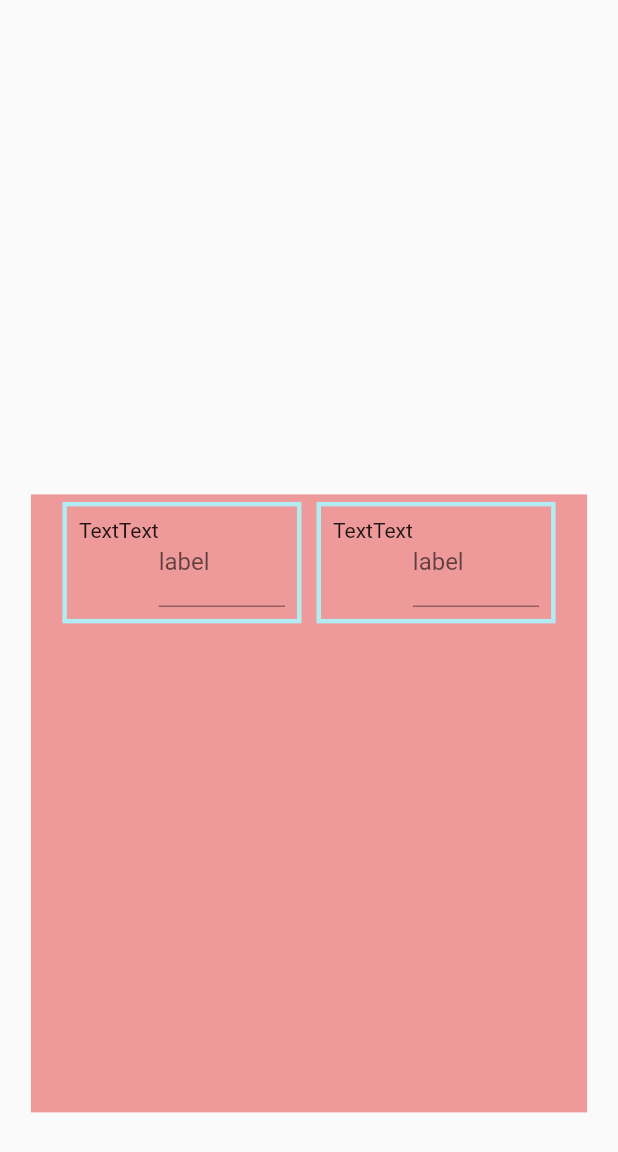
After one commit to RicardoRaymundo/widgets_of_the_week, a Flutter app: the WidgetsFlexible screen opened directly, on a phone screen of 412 x 824 dp. The commit adds this screen. Shown: the top 1152 px of the screen. Run offline on Flutter 3.47's test engine with Material 2 defaults, Android fonts, the phone set to English and light mode, and no system bars; our stand-ins replace transparent_image; missing offline and left inert: chess_vectors_flutter; project files that could hold a hidden picture were left out.

Commit message:
- Implementados os exemplos de ValueListenableBuilder, Draggable, Flexible, MediaQuery, Spacer e InheritedWidget

```diff
--- /dev/null
+++ b/lib/widgets/flexible/widgets_flexible.dart
@@ -0,0 +1,86 @@
+import 'package:flutter/material.dart';
+
+class WidgetsFlexible extends StatelessWidget {
+
+  Widget boxText = Flexible(
+    child: Container(
+      decoration: BoxDecoration(
+        border: Border.all(
+          color: Colors.cyan[100],
+          width: 3.0,
+          style: BorderStyle.solid,
+        ),
+      ),
+      margin: EdgeInsets.all(5.0),
+      padding: EdgeInsets.all(8.0),
+      child: Row(
+        crossAxisAlignment: CrossAxisAlignment.start,
+        children: <Widget>[
+          Text(
+            'Text',
+            style: null,
+          ),
+          Text(
+            'Text',
+            style: null,
+          ),
+
+          /// Flexible ocupa o espaço disponível, portanto nao tem um tamanho
+          /// pré definido
+          Flexible(
+            child: TextFormField(
+              decoration: InputDecoration(
+                hintText: '',
+                labelText: 'label',
+              ),
+              obscureText: true,
+            ),
+          ),
+        ],
+      ),
+    ),
+  );
+
+  @override
+  Widget build(BuildContext context) {
+    return Scaffold(
+      body: Stack(
+        alignment: AlignmentDirectional.topStart,
+        textDirection: TextDirection.ltr,
+        fit: StackFit.loose,
+        overflow: Overflow.clip,
+        children: <Widget>[
+          Container(
+            color: Colors.red[200],
+            margin: EdgeInsets.only(
+              left: MediaQuery.of(context).size.width * 0.05,
+              right: MediaQuery.of(context).size.width * 0.05,
+              top: MediaQuery.of(context).size.height * 0.4,
+              bottom: MediaQuery.of(context).size.height * 0.1,
+            ),
+            width: MediaQuery.of(context).size.width,
+            height: MediaQuery.of(context).size.height,
+            child: Form(
+              child: ListView(
+                padding: EdgeInsets.symmetric(horizontal: 16.0),
+                children: <Widget>[
+                  Flex(
+                    direction: Axis.horizontal,
+                    mainAxisAlignment: MainAxisAlignment.start,
+                    crossAxisAlignment: CrossAxisAlignment.center,
+                    children: <Widget>[
+                      boxText,
+                      boxText,
+                    ],
+                  ),
+                ],
+              ),
+            ),
+          ),
+        ],
+      ),
+    );
+  }
+}
+
+///https://stackoverflow.com/questions/47339406/flutter-layout-how-can-i-put-a-row-inside-a-flex-or-another-row-in-flutter-a
--- /dev/null
+++ b/lib/widgets/inherited_widget/state_container.dart
@@ -0,0 +1,29 @@
+import 'package:flutter/cupertino.dart';
+import 'package:flutter/foundation.dart';
+
+import 'package:collection/collection.dart';
+import 'package:flutter/material.dart';
+
+
+class ShoppingCart extends InheritedWidget {
+  const ShoppingCart({
+    Key key,
+    @required this.info,
+    this.child
+  });
+  static ShoppingCartInfo of(BuildContext context) {
+    return (context.inheritFromWidgetOfExactType(ShoppingCart) as ShoppingCart).info;
+  }
+  final ShoppingCartInfo info;
+  final Widget child;
+
+  @override
+  bool updateShouldNotify(ShoppingCart old) => !IterableEquality().equals(info.productIds, old.info.productIds);
+}
+
+
+class ShoppingCartInfo {
+  final List<int> productIds;
+
+  ShoppingCartInfo({this.productIds});
+}
--- /dev/null
+++ b/lib/widgets/inherited_widget/widgets_inherited_widget.dart
@@ -0,0 +1,22 @@
+import 'package:flutter/material.dart';
+import 'package:widgets_of_the_week/widgets/inherited_widget/form_page.dart';
+import 'package:widgets_of_the_week/widgets/inherited_widget/state_container.dart';
+
+class WidgetsInheritedWidget extends StatelessWidget {
+
+  final String appTitle = 'Shopping Cart Demo';
+  @override
+  Widget build(BuildContext context) {
+
+    return ShoppingCart(
+      info: ShoppingCartInfo(productIds: <int>[1, 2, 3, 4, 5, 6]),
+      child: MaterialApp(
+        title: appTitle,
+        theme: ThemeData(
+          primarySwatch: Colors.blue,
+        ),
+        home: ProductFeed(),
+      ),
+    );
+  }
+}
--- a/pubspec.yaml
+++ b/pubspec.yaml
@@ -22,6 +22,7 @@ dependencies:
   http: ^0.12.0+2
   transparent_image: ^1.0.0
   rxdart: ^0.22.1+1
+  chess_vectors_flutter: ^1.0.10
 
 
   # The following adds the Cupertino Icons font to your application.
```
Also changed, not shown: lib/home_page.dart (+13 -0 lines), lib/widgets/draggable/widgets_draggable.dart (added, +106 -0 lines), lib/widgets/inherited_widget/form_page.dart (added, +50 -0 lines), lib/widgets/media_query/widgets_media_query.dart (added, +34 -0 lines), lib/widgets/spacer/widgets_spacer.dart (added, +47 -0 lines), lib/widgets/value_listenable_builder/widgets_value_listenable_builder.dart (added, +47 -0 lines), pubspec.lock.
